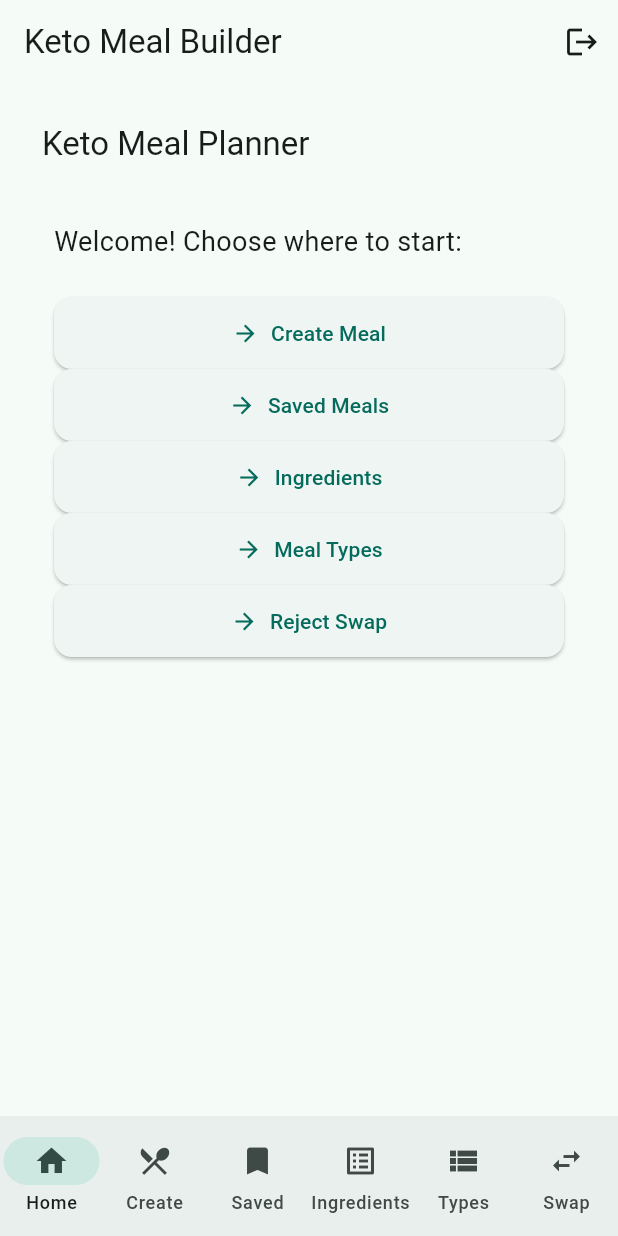
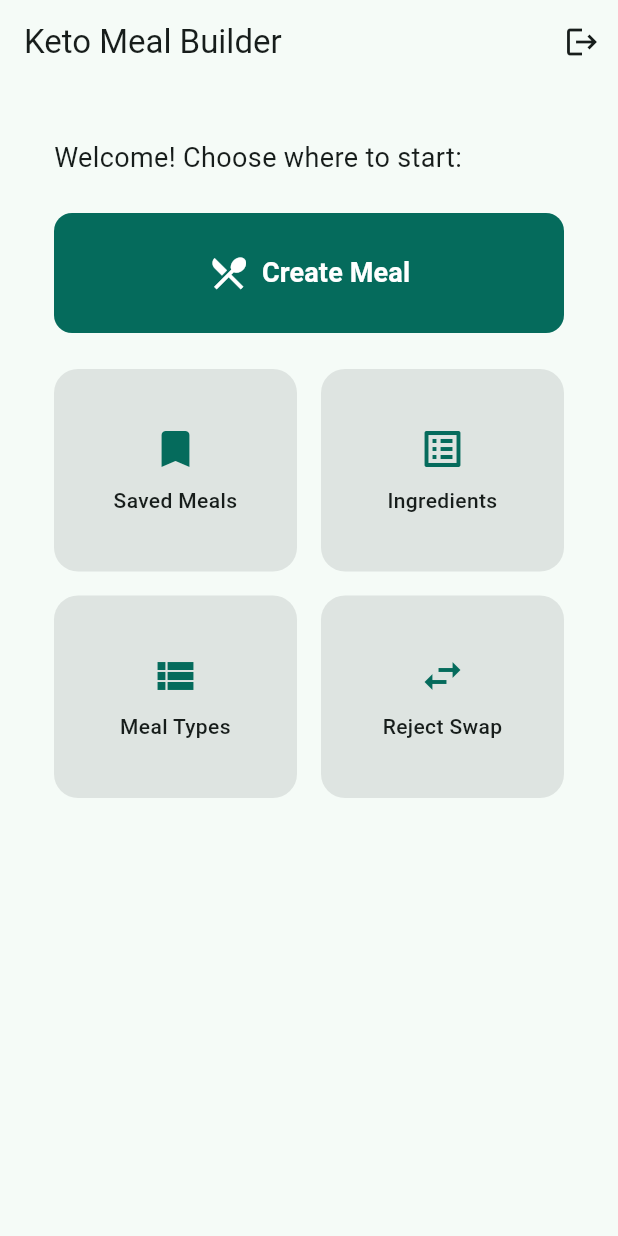
Before and after one commit to maximumsofty/meal_planner_app_local_version, a Flutter app: the screen it shows once a user with an empty profile is signed in, on a phone screen of 412 x 824 dp. Run offline on Flutter 3.47's test engine with Material 3 defaults, Android fonts, the phone set to English and light mode, and no system bars; our stand-ins replace cloud_firestore, firebase_auth, firebase_core, go_router, shared_preferences; accounts and stored records are empty.

Commit message:
Redesign home page with big Create button and 2x2 grid
- Remove duplicate "Keto Meal Planner" title
- Add prominent "Create Meal" button with icon
- Display other 4 options in a 2x2 grid with icons
- Hide bottom nav bar and side rail on home page

Co-Authored-By: Claude Opus 4.5 <noreply@anthropic.com>

```diff
--- a/lib/app_router.dart
+++ b/lib/app_router.dart
@@ -196,7 +196,9 @@ class _AppShell extends StatelessWidget {
       ),
     );
 
-    if (useRail) {
+    final isHome = location == '/';
+
+    if (useRail && !isHome) {
       return Scaffold(
         body: Row(
           children: [
@@ -246,7 +248,9 @@ class _AppShell extends StatelessWidget {
         ],
       ),
       body: centeredChild,
-      bottomNavigationBar: NavigationBar(
+      bottomNavigationBar: isHome
+          ? null
+          : NavigationBar(
               selectedIndex: _currentIndex,
               onDestinationSelected: (index) => _onSelect(context, index),
               labelBehavior: NavigationDestinationLabelBehavior.alwaysShow,
--- a/lib/screens/welcome_screen.dart
+++ b/lib/screens/welcome_screen.dart
@@ -1,39 +1,115 @@
 // lib/screens/welcome_screen.dart
 import 'package:flutter/material.dart';
 import 'package:go_router/go_router.dart';
-
-// import the screens you want to navigate to
 
 class WelcomeScreen extends StatelessWidget {
   const WelcomeScreen({super.key});
 
   @override
   Widget build(BuildContext context) {
-    // helper to avoid repeating boilerplate
-    ElevatedButton navButton(String label, String path) => ElevatedButton.icon(
-      icon: const Icon(Icons.arrow_forward),
-      label: Text(label),
-      style: ElevatedButton.styleFrom(minimumSize: const Size.fromHeight(48)),
-      onPressed: () => context.go(path),
+    final colorScheme = Theme.of(context).colorScheme;
+
+    return Padding(
+      padding: const EdgeInsets.all(24),
+      child: Column(
+        crossAxisAlignment: CrossAxisAlignment.stretch,
+        children: [
+          const Text(
+            'Welcome! Choose where to start:',
+            style: TextStyle(fontSize: 18),
+          ),
+          const SizedBox(height: 24),
+
+          // Big Create Meal button
+          SizedBox(
+            height: 80,
+            child: FilledButton.icon(
+              onPressed: () => context.go('/create'),
+              icon: const Icon(Icons.restaurant_menu, size: 28),
+              label: const Text(
+                'Create Meal',
+                style: TextStyle(fontSize: 18, fontWeight: FontWeight.w600),
+              ),
+            ),
+          ),
+          const SizedBox(height: 24),
+
+          // 2x2 Grid of other options
+          Expanded(
+            child: GridView.count(
+              crossAxisCount: 2,
+              mainAxisSpacing: 16,
+              crossAxisSpacing: 16,
+              childAspectRatio: 1.2,
+              children: [
+                _GridButton(
+                  icon: Icons.bookmark,
+                  label: 'Saved Meals',
+                  onTap: () => context.go('/saved'),
+                  colorScheme: colorScheme,
+                ),
+                _GridButton(
+                  icon: Icons.list_alt,
+                  label: 'Ingredients',
+                  onTap: () => context.go('/ingredients'),
+                  colorScheme: colorScheme,
+                ),
+                _GridButton(
+                  icon: Icons.view_list,
+                  label: 'Meal Types',
+                  onTap: () => context.go('/meal-types'),
+                  colorScheme: colorScheme,
+                ),
+                _GridButton(
+                  icon: Icons.swap_horiz,
+                  label: 'Reject Swap',
+                  onTap: () => context.go('/reject'),
+                  colorScheme: colorScheme,
+                ),
+              ],
+            ),
+          ),
+        ],
+      ),
     );
+  }
+}
 
-    return Scaffold(
-      appBar: AppBar(title: const Text('Keto Meal Planner')),
-      body: Padding(
-        padding: const EdgeInsets.all(24),
+class _GridButton extends StatelessWidget {
+  final IconData icon;
+  final String label;
+  final VoidCallback onTap;
+  final ColorScheme colorScheme;
+
+  const _GridButton({
+    required this.icon,
+    required this.label,
+    required this.onTap,
+    required this.colorScheme,
+  });
+
+  @override
+  Widget build(BuildContext context) {
+    return Material(
+      color: colorScheme.surfaceContainerHighest,
+      borderRadius: BorderRadius.circular(16),
+      child: InkWell(
+        onTap: onTap,
+        borderRadius: BorderRadius.circular(16),
         child: Column(
-          crossAxisAlignment: CrossAxisAlignment.stretch,
+          mainAxisAlignment: MainAxisAlignment.center,
           children: [
-            const Text(
-              'Welcome! Choose where to start:',
-              style: TextStyle(fontSize: 18),
+            Icon(icon, size: 32, color: colorScheme.primary),
+            const SizedBox(height: 8),
+            Text(
+              label,
+              style: TextStyle(
+                fontSize: 14,
+                fontWeight: FontWeight.w500,
+                color: colorScheme.onSurface,
+              ),
+              textAlign: TextAlign.center,
             ),
-            const SizedBox(height: 24),
-            navButton('Create Meal', '/create'),
-            navButton('Saved Meals', '/saved'), // NEW
-            navButton('Ingredients', '/ingredients'),
-            navButton('Meal Types', '/meal-types'),
-            navButton('Reject Swap', '/reject'),
           ],
         ),
       ),
```
Lines whose indentation alone changed are shown as unchanged.
